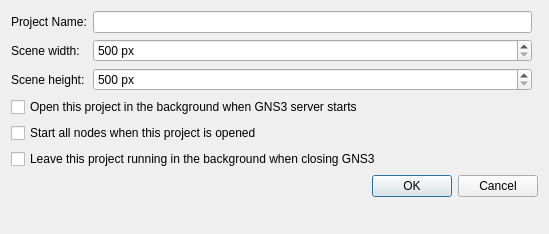
Before: the Qt Designer form gns3/ui/edit_project_dialog.ui in GNS3/gns3-gui, drawn with Qt 5.
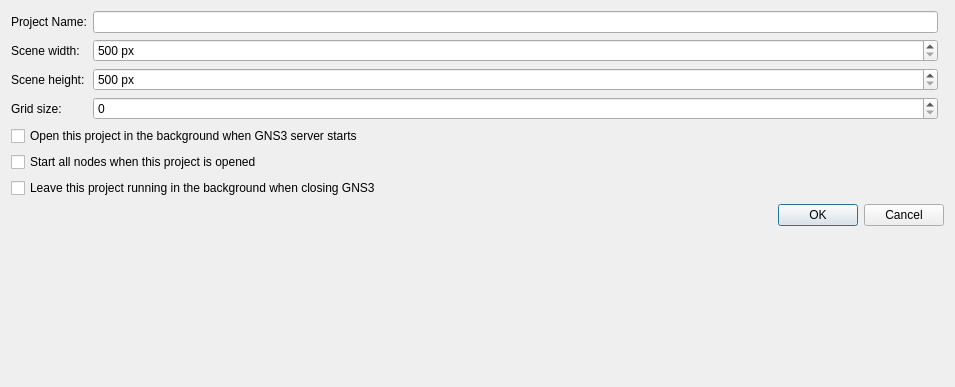
After: the same form once the commit is applied.

Commit message: Grid size support for projects. Fixes #2469.

The edit to the form file:
```diff
--- a/gns3/ui/edit_project_dialog.ui
+++ b/gns3/ui/edit_project_dialog.ui
@@ -9,8 +9,8 @@
    <rect>
     <x>0</x>
     <y>0</y>
-    <width>549</width>
-    <height>234</height>
+    <width>955</width>
+    <height>387</height>
    </rect>
   </property>
   <property name="windowTitle">
@@ -20,73 +20,6 @@
    <bool>true</bool>
   </property>
   <layout class="QGridLayout" name="gridLayout">
-   <item row="0" column="0">
-    <widget class="QLabel" name="uiProjectNameLabel">
-     <property name="text">
-      <string>Project Name:</string>
-     </property>
-    </widget>
-   </item>
-   <item row="0" column="1">
-    <widget class="QLineEdit" name="uiProjectNameLineEdit"/>
-   </item>
-   <item row="5" column="0" colspan="3">
-    <widget class="QCheckBox" name="uiProjectAutoCloseCheckBox">
-     <property name="text">
-      <string>Leave this project running in the background when closing GNS3</string>
-     </property>
-    </widget>
-   </item>
-   <item row="2" column="1">
-    <widget class="QSpinBox" name="uiSceneHeightSpinBox">
-     <property name="suffix">
-      <string> px</string>
-     </property>
-     <property name="minimum">
-      <number>500</number>
-     </property>
-     <property name="maximum">
-      <number>1000000</number>
-     </property>
-    </widget>
-   </item>
-   <item row="3" column="0" colspan="3">
-    <widget class="QCheckBox" name="uiProjectAutoOpenCheckBox">
-     <property name="text">
-      <string>Open this project in the background when GNS3 server starts</string>
-     </property>
-    </widget>
-   </item>
-   <item row="4" column="0" colspan="3">
-    <widget class="QCheckBox" name="uiProjectAutoStartCheckBox">
-     <property name="text">
-      <string>Start all nodes when this project is opened</string>
-     </property>
-    </widget>
-   </item>
-   <item row="1" column="1">
-    <widget class="QSpinBox" name="uiSceneWidthSpinBox">
-     <property name="suffix">
-      <string> px</string>
-     </property>
-     <property name="minimum">
-      <number>500</number>
-     </property>
-     <property name="maximum">
-      <number>1000000</number>
-     </property>
-    </widget>
-   </item>
-   <item row="6" column="0" colspan="3">
-    <widget class="QDialogButtonBox" name="uiButtonBox">
-     <property name="orientation">
-      <enum>Qt::Horizontal</enum>
-     </property>
-     <property name="standardButtons">
-      <set>QDialogButtonBox::Cancel|QDialogButtonBox::Ok</set>
-     </property>
-    </widget>
-   </item>
    <item row="1" column="0">
     <widget class="QLabel" name="uiSceneWidthLabel">
      <property name="text">
@@ -101,7 +34,64 @@
      </property>
     </widget>
    </item>
-   <item row="7" column="0">
+   <item row="7" column="0" colspan="3">
+    <widget class="QCheckBox" name="uiProjectAutoStartCheckBox">
+     <property name="text">
+      <string>Start all nodes when this project is opened</string>
+     </property>
+    </widget>
+   </item>
+   <item row="8" column="0" colspan="3">
+    <widget class="QCheckBox" name="uiProjectAutoCloseCheckBox">
+     <property name="text">
+      <string>Leave this project running in the background when closing GNS3</string>
+     </property>
+    </widget>
+   </item>
+   <item row="0" column="1">
+    <widget class="QLineEdit" name="uiProjectNameLineEdit"/>
+   </item>
+   <item row="0" column="0">
+    <widget class="QLabel" name="uiProjectNameLabel">
+     <property name="text">
+      <string>Project Name:</string>
+     </property>
+    </widget>
+   </item>
+   <item row="3" column="0">
+    <widget class="QLabel" name="uiGridSizeLabel">
+     <property name="text">
+      <string>Grid size:</string>
+     </property>
+    </widget>
+   </item>
+   <item row="1" column="1">
+    <widget class="QSpinBox" name="uiSceneWidthSpinBox">
+     <property name="suffix">
+      <string> px</string>
+     </property>
+     <property name="minimum">
+      <number>500</number>
+     </property>
+     <property name="maximum">
+      <number>1000000</number>
+     </property>
+    </widget>
+   </item>
+   <item row="2" column="1">
+    <widget class="QSpinBox" name="uiSceneHeightSpinBox">
+     <property name="suffix">
+      <string> px</string>
+     </property>
+     <property name="minimum">
+      <number>500</number>
+     </property>
+     <property name="maximum">
+      <number>1000000</number>
+     </property>
+    </widget>
+   </item>
+   <item row="10" column="0">
     <spacer name="verticalSpacer">
      <property name="orientation">
       <enum>Qt::Vertical</enum>
@@ -114,6 +104,26 @@
      </property>
     </spacer>
    </item>
+   <item row="9" column="0" colspan="3">
+    <widget class="QDialogButtonBox" name="uiButtonBox">
+     <property name="orientation">
+      <enum>Qt::Horizontal</enum>
+     </property>
+     <property name="standardButtons">
+      <set>QDialogButtonBox::Cancel|QDialogButtonBox::Ok</set>
+     </property>
+    </widget>
+   </item>
+   <item row="6" column="0" colspan="3">
+    <widget class="QCheckBox" name="uiProjectAutoOpenCheckBox">
+     <property name="text">
+      <string>Open this project in the background when GNS3 server starts</string>
+     </property>
+    </widget>
+   </item>
+   <item row="3" column="1">
+    <widget class="QSpinBox" name="uiGridSizeSpinBox"/>
+   </item>
   </layout>
  </widget>
  <resources/>
```
The commit also changes 11 other files.
